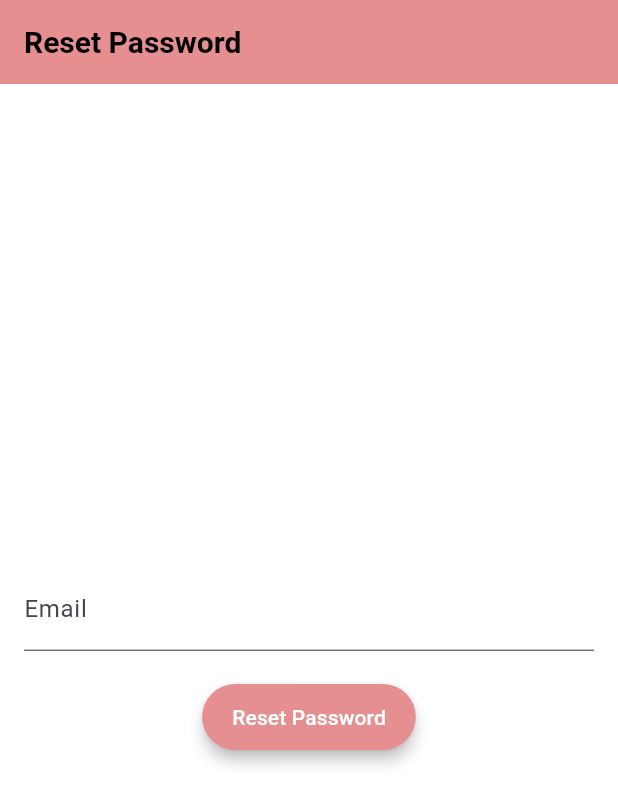
After one commit to marcocastagna99/Marapp, a Flutter app: the screen it shows after launch, after a tap on "Hai già un account? Accedi", after a tap on "Forgot your password?", on a phone screen of 412 x 824 dp. The commit adds this screen. Shown: the top 805 px of the screen. Run offline on Flutter 3.47's test engine with Material 3 defaults, Android fonts, the phone set to English and light mode, and no system bars; our stand-ins replace cloud_firestore, firebase_auth, firebase_core, firebase_messaging, flutter_local_notifications, flutter_signin_button and 4 more; accounts and stored records are empty; network calls fail.

Commit message:
feat: Implement and test password reset using Firebase Authentication
Utilized Firebase Authentication's password reset functionality.
Implemented and tested the complete password reset flow.

```diff
--- a/lib/main.dart
+++ b/lib/main.dart
@@ -10,6 +10,7 @@ import '/providers/auth_provider.dart';
 import 'package:marapp/views/home.dart';
 import 'package:marapp/views/registration_view.dart';
 import 'firebase_options.dart'; // Importa il file di configurazione
+import  'package:marapp/views/passwordReset.dart';
 
 void main() async {
   WidgetsFlutterBinding.ensureInitialized();
@@ -84,6 +85,7 @@ class MarappState extends State<Marapp> {
                   '/splash': (context) => SplashScreen(),
                   '/register': (context) => RegistrationScreen(),
                   '/home': (context) => HomeScreen(),
+                  '/passwordReset': (context) => PasswordResetScreen(),
                 },
               );
             },
--- a/lib/views/home.dart
+++ b/lib/views/home.dart
@@ -2,7 +2,6 @@ import 'package:flutter/material.dart';
 
 
 import 'products/products.dart';
-import 'profile/update_profile.dart';
 import 'settings.dart';
 import 'products/orders.dart';
 import 'profile/profile.dart';
--- a/lib/views/login_view.dart
+++ b/lib/views/login_view.dart
@@ -1,8 +1,8 @@
 import 'package:flutter/cupertino.dart';
 import 'package:flutter/material.dart';
-import 'package:google_sign_in/google_sign_in.dart';
 import 'package:flutter_signin_button/flutter_signin_button.dart';
 import 'package:firebase_auth/firebase_auth.dart';
+import 'package:marapp/views/passwordReset.dart';
 import 'package:provider/provider.dart';
 import 'package:marapp/providers/auth_provider.dart' as auth;
 
@@ -175,12 +175,29 @@ class _LoginScreenState extends State<LoginScreen> {
                   ),
                 ),
               ),
+              TextButton(
+                onPressed: () {
+                    Navigator.pushReplacement(
+                      context,
+                      MaterialPageRoute(builder: (context) => PasswordResetScreen()),
+                    );
+
+                },
+                child: const Text(
+                  "Forgot your password?",
+                  style: TextStyle(
+                    color: lightblue,
+                    fontSize: 14,
+                  ),
+                ),
+              ),
             ],
           ),
         ),
       ),
     );
   }
+
 
   Widget _buildRoundedTextFormField({
     required TextEditingController controller,
--- /dev/null
+++ b/lib/views/passwordReset.dart
@@ -0,0 +1,76 @@
+import 'package:flutter/material.dart';
+import 'package:firebase_auth/firebase_auth.dart';
+
+class PasswordResetScreen extends StatefulWidget {
+  const PasswordResetScreen({Key? key}) : super(key: key);
+
+  @override
+  _PasswordResetScreenState createState() => _PasswordResetScreenState();
+}
+
+class _PasswordResetScreenState extends State<PasswordResetScreen> {
+  final _emailController = TextEditingController();
+  String? _message;
+  bool _isLoading = false;
+
+  Future<void> _resetPassword() async {
+    setState(() {
+      _isLoading = true;
+      _message = null;
+    });
+
+    try {
+      await FirebaseAuth.instance.sendPasswordResetEmail(email: _emailController.text);
+      setState(() {
+        _message = 'Password reset link sent! Check your email.';
+      });
+    } on FirebaseAuthException catch (e) {
+      setState(() {
+        _message = e.message;
+      });
+    } finally {
+      setState(() {
+        _isLoading = false;
+      });
+    }
+  }
+
+  @override
+  Widget build(BuildContext context) {
+    return Scaffold(
+      appBar: AppBar(
+        title: const Text("Reset Password"),
+      ),
+      body: Padding(
+        padding: const EdgeInsets.all(16.0),
+        child: Column(
+          mainAxisAlignment: MainAxisAlignment.center,
+          children: [
+            TextField(
+              controller: _emailController,
+              decoration: const InputDecoration(
+                labelText: 'Email',
+                hintText: 'Enter your email address',
+              ),
+            ),
+            const SizedBox(height: 20),
+            _isLoading
+                ? const CircularProgressIndicator()
+                : ElevatedButton(
+              onPressed: _resetPassword,
+              child: const Text("Reset Password"),
+            ),
+            if (_message != null)
+              Padding(
+                padding: const EdgeInsets.symmetric(vertical: 8.0),
+                child: Text(
+                  _message!,
+                  style: const TextStyle(color: Colors.red),
+                ),
+              ),
+          ],
+        ),
+      ),
+    );
+  }
+}
```
Also changed, not shown: lib/views/registration_view.dart (+0 -27 lines), 1 other file.
